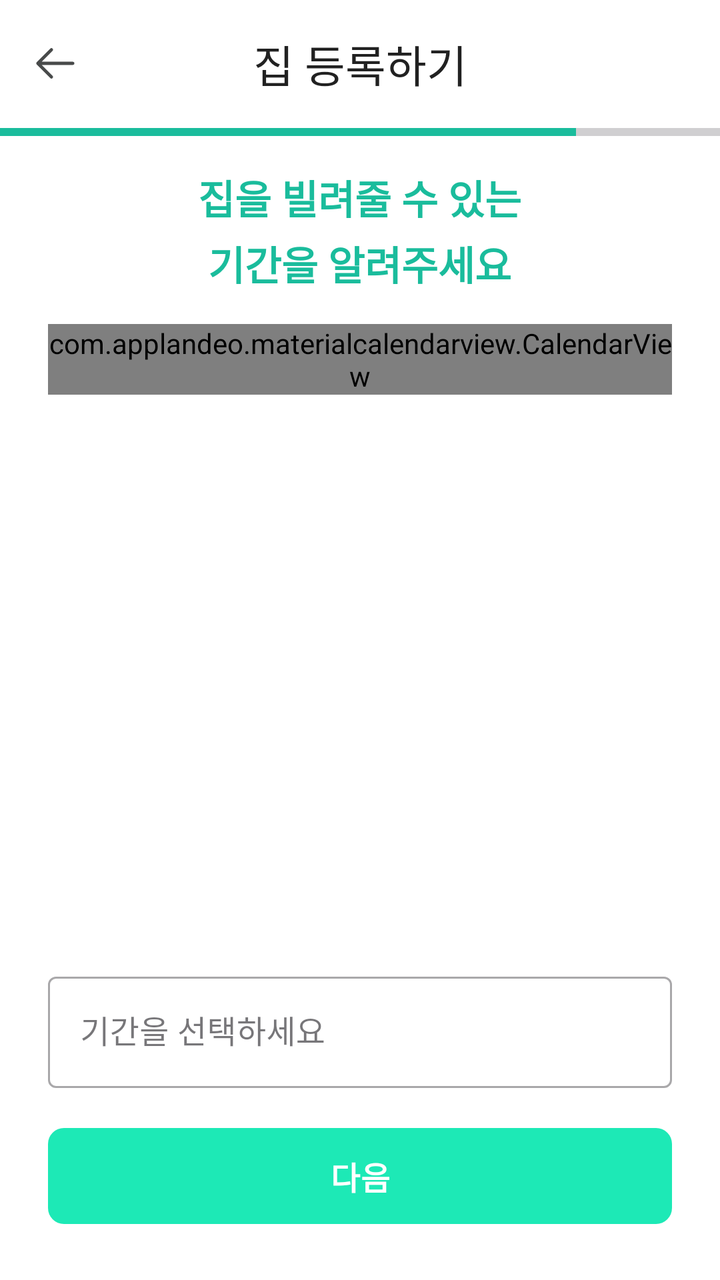
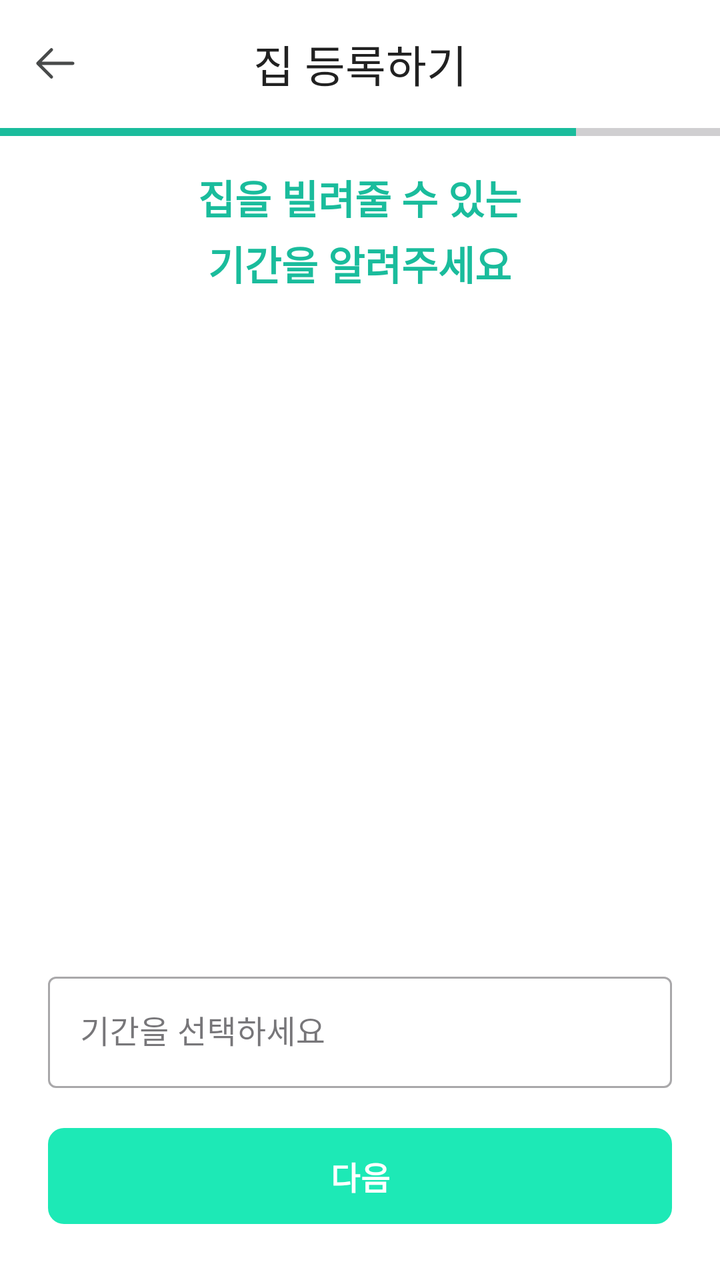

The first picture is an Android layout as it rendered before a commit; the second is the same layout after the commit. The layout source and the unified diff follow.
<!-- AndroidManifest.xml: application theme Theme.JJB20 -->
<!-- res/layout/activity_register_calendar.xml -->
<?xml version="1.0" encoding="utf-8"?>
<androidx.constraintlayout.widget.ConstraintLayout
    xmlns:android="http://schemas.android.com/apk/res/android"
    xmlns:app="http://schemas.android.com/apk/res-auto"
    xmlns:tools="http://schemas.android.com/tools"
    android:layout_width="match_parent"
    android:layout_height="match_parent"
    android:background="#FFFFFF">

    <com.google.android.material.appbar.AppBarLayout
        android:id="@+id/appBarLayout"
        android:layout_width="match_parent"
        android:layout_height="wrap_content"
        android:background="#FFFFFF"
        app:elevation="0dp"
        app:layout_constraintTop_toTopOf="parent">

        <com.google.android.material.appbar.MaterialToolbar
            android:id="@+id/toolbar"
            android:layout_width="match_parent"
            android:layout_height="?attr/actionBarSize"
            app:navigationIcon="@drawable/arrow_left"
            app:title="집 등록하기"
            app:titleTextColor="#212121"
            app:titleCentered="true" /> </com.google.android.material.appbar.AppBarLayout>

    <ProgressBar
        android:id="@+id/progressBar"
        style="?android:attr/progressBarStyleHorizontal"
        android:layout_width="match_parent"
        android:layout_height="4dp"
        android:progress="80"
        android:progressTint="#1ABC9C"
        app:layout_constraintTop_toBottomOf="@id/appBarLayout" />

    <com.google.android.material.button.MaterialButton
        android:id="@+id/next_button"
        android:layout_width="0dp"
        android:layout_height="56dp"
        android:layout_marginStart="24dp"
        android:layout_marginEnd="24dp"
        android:layout_marginBottom="24dp"
        android:text="다음"
        android:enabled="false"
        android:textColor="#FFFFFF"
        android:textSize="16sp"
        android:textStyle="bold"
        app:backgroundTint="#1DE9B6"
        app:cornerRadius="8dp"
        app:layout_constraintBottom_toBottomOf="parent"
        app:layout_constraintEnd_toEndOf="parent"
        app:layout_constraintStart_toStartOf="parent" />

    <com.google.android.material.textfield.TextInputLayout
        android:id="@+id/selected_date_layout"
        style="@style/Widget.MaterialComponents.TextInputLayout.OutlinedBox"
        android:layout_width="0dp"
        android:layout_height="wrap_content"
        android:layout_marginStart="24dp"
        android:layout_marginEnd="24dp"
        android:layout_marginBottom="16dp"
        app:layout_constraintBottom_toTopOf="@id/next_button"
        app:layout_constraintEnd_toEndOf="parent"
        app:layout_constraintStart_toStartOf="parent">
        <com.google.android.material.textfield.TextInputEditText
            android:id="@+id/selected_date_text"
            android:layout_width="match_parent"
            android:layout_height="wrap_content"
            android:clickable="false"
            android:focusable="false"
            android:hint="기간을 선택하세요"
            android:text="" />
    </com.google.android.material.textfield.TextInputLayout>

    <ScrollView
        android:layout_width="0dp"
        android:layout_height="0dp"
        android:layout_marginTop="16dp"
        android:layout_marginBottom="16dp"
        app:layout_constraintBottom_toTopOf="@id/selected_date_layout"
        app:layout_constraintEnd_toEndOf="parent"
        app:layout_constraintStart_toStartOf="parent"
        app:layout_constraintTop_toBottomOf="@id/progressBar">

        <LinearLayout
            android:layout_width="match_parent"
            android:layout_height="wrap_content"
            android:orientation="vertical"
            android:paddingStart="24dp"
            android:paddingEnd="24dp">

            <TextView
                android:id="@+id/subtitle_text"
                android:layout_width="wrap_content"
                android:layout_height="wrap_content"
                android:layout_marginBottom="16dp"
                android:lineSpacingExtra="4dp"
                android:layout_gravity="center"
                android:text="집을 빌려줄 수 있는\n기간을 알려주세요"
                android:textAlignment="center"
                android:textColor="#1ABC9C"
                android:textSize="20sp"
                android:textStyle="bold" />

            <com.applandeo.materialcalendarview.CalendarView
                android:id="@+id/calendarView"
                android:layout_width="match_parent"
                android:layout_height="wrap_content"
                app:calendarMode="range"
                app:selectionColor="#1DE9B6"
                app:selectionLabelColor="@android:color/white"
                app:todayLabelColor="#1ABC9C"
                app:headerColor="@android:color/white"
                app:headerLabelColor="#212121"
                app:previousButtonSrc="@drawable/ic_chevron_left"
                app:forwardButtonSrc="@drawable/ic_chevron_right"
                app:daysLabelsColor="#757575"
                app:anotherMonthsDaysLabelsColor="#BDBDBD" />

        </LinearLayout>
    </ScrollView>

</androidx.constraintlayout.widget.ConstraintLayout>
<!-- resources referenced by this layout -->
<resources>
  <!-- drawable arrow_left (drawable) -->
  <vector xmlns:android="http://schemas.android.com/apk/res/android" android:height="24dp" android:viewportHeight="30" android:viewportWidth="30" android:width="24dp">
        
      <path android:fillColor="#00000000" android:pathData="M12.153,23.09L3.646,14.583M3.646,14.583L12.153,6.076M3.646,14.583L25.521,14.583" android:strokeColor="#484A4A" android:strokeLineCap="round" android:strokeLineJoin="round" android:strokeWidth="2"/>
      
  </vector>
  <!-- drawable ic_chevron_left (drawable) -->
  <vector xmlns:android="http://schemas.android.com/apk/res/android" android:height="24dp" android:tint="#000000" android:viewportHeight="24" android:viewportWidth="24" android:width="24dp">
        
      <path android:fillColor="@android:color/white" android:pathData="M15.41,7.41L14,6l-6,6 6,6 1.41,-1.41L10.83,12z"/>
      
  </vector>
  <!-- drawable ic_chevron_right (drawable) -->
  <vector xmlns:android="http://schemas.android.com/apk/res/android" android:height="24dp" android:tint="#000000" android:viewportHeight="24" android:viewportWidth="24" android:width="24dp">
        
      <path android:fillColor="@android:color/white" android:pathData="M10,6L8.59,7.41 13.17,12l-4.58,4.59L10,18l6,-6z"/>
      
  </vector>
  <style name="Theme.JJB20" parent="Base.Theme.JJB20" />
  <style name="Base.Theme.JJB20" parent="Theme.Material3.DayNight.NoActionBar">
          
          
      </style>
</resources>

<!-- the commit's change to res/layout/activity_register_calendar.xml (unified diff, before → after) -->
@@ -102,20 +102,20 @@
                 android:textSize="20sp"
                 android:textStyle="bold" />
 
-            <com.applandeo.materialcalendarview.CalendarView
-                android:id="@+id/calendarView"
-                android:layout_width="match_parent"
-                android:layout_height="wrap_content"
-                app:calendarMode="range"
-                app:selectionColor="#1DE9B6"
-                app:selectionLabelColor="@android:color/white"
-                app:todayLabelColor="#1ABC9C"
-                app:headerColor="@android:color/white"
-                app:headerLabelColor="#212121"
-                app:previousButtonSrc="@drawable/ic_chevron_left"
-                app:forwardButtonSrc="@drawable/ic_chevron_right"
-                app:daysLabelsColor="#757575"
-                app:anotherMonthsDaysLabelsColor="#BDBDBD" />
+
+
+
+
+
+
+
+
+
+
+
+
+
+
 
         </LinearLayout>
     </ScrollView>
<!-- resource entries referenced after the edit -->
@@ -4,18 +4,6 @@
   <vector xmlns:android="http://schemas.android.com/apk/res/android" android:height="24dp" android:viewportHeight="30" android:viewportWidth="30" android:width="24dp">
         
       <path android:fillColor="#00000000" android:pathData="M12.153,23.09L3.646,14.583M3.646,14.583L12.153,6.076M3.646,14.583L25.521,14.583" android:strokeColor="#484A4A" android:strokeLineCap="round" android:strokeLineJoin="round" android:strokeWidth="2"/>
-      
-  </vector>
-  <!-- drawable ic_chevron_left (drawable) -->
-  <vector xmlns:android="http://schemas.android.com/apk/res/android" android:height="24dp" android:tint="#000000" android:viewportHeight="24" android:viewportWidth="24" android:width="24dp">
-        
-      <path android:fillColor="@android:color/white" android:pathData="M15.41,7.41L14,6l-6,6 6,6 1.41,-1.41L10.83,12z"/>
-      
-  </vector>
-  <!-- drawable ic_chevron_right (drawable) -->
-  <vector xmlns:android="http://schemas.android.com/apk/res/android" android:height="24dp" android:tint="#000000" android:viewportHeight="24" android:viewportWidth="24" android:width="24dp">
-        
-      <path android:fillColor="@android:color/white" android:pathData="M10,6L8.59,7.41 13.17,12l-4.58,4.59L10,18l6,-6z"/>
       
   </vector>
   <style name="Theme.JJB20" parent="Base.Theme.JJB20" />
